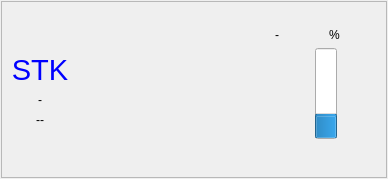
The window that UI/pos.ui (colaisr/algotrader) describes before a commit, drawn with Qt 5.
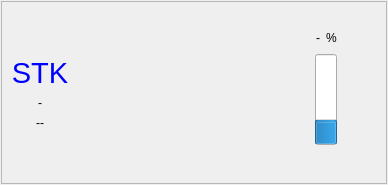
The same window after the commit.

Diff of the .ui file:
```diff
--- a/UI/pos.ui
+++ b/UI/pos.ui
@@ -7,7 +7,7 @@
     <x>0</x>
     <y>0</y>
     <width>388</width>
-    <height>179</height>
+    <height>185</height>
    </rect>
   </property>
   <property name="windowTitle">
@@ -172,7 +172,21 @@
             <item>
              <layout class="QHBoxLayout" name="horizontalLayout">
               <item>
-               <layout class="QHBoxLayout" name="horizontalLayout_2"/>
+               <layout class="QHBoxLayout" name="horizontalLayout_2">
+                <item>
+                 <spacer name="horizontalSpacer_5">
+                  <property name="orientation">
+                   <enum>Qt::Horizontal</enum>
+                  </property>
+                  <property name="sizeHint" stdset="0">
+                   <size>
+                    <width>40</width>
+                    <height>20</height>
+                   </size>
+                  </property>
+                 </spacer>
+                </item>
+               </layout>
               </item>
               <item>
                <widget class="QLabel" name="lProfitP">
@@ -194,6 +208,19 @@
               <item>
                <layout class="QHBoxLayout" name="horizontalLayout_3"/>
               </item>
+              <item>
+               <spacer name="horizontalSpacer_6">
+                <property name="orientation">
+                 <enum>Qt::Horizontal</enum>
+                </property>
+                <property name="sizeHint" stdset="0">
+                 <size>
+                  <width>40</width>
+                  <height>20</height>
+                 </size>
+                </property>
+               </spacer>
+              </item>
              </layout>
             </item>
             <item>
```
